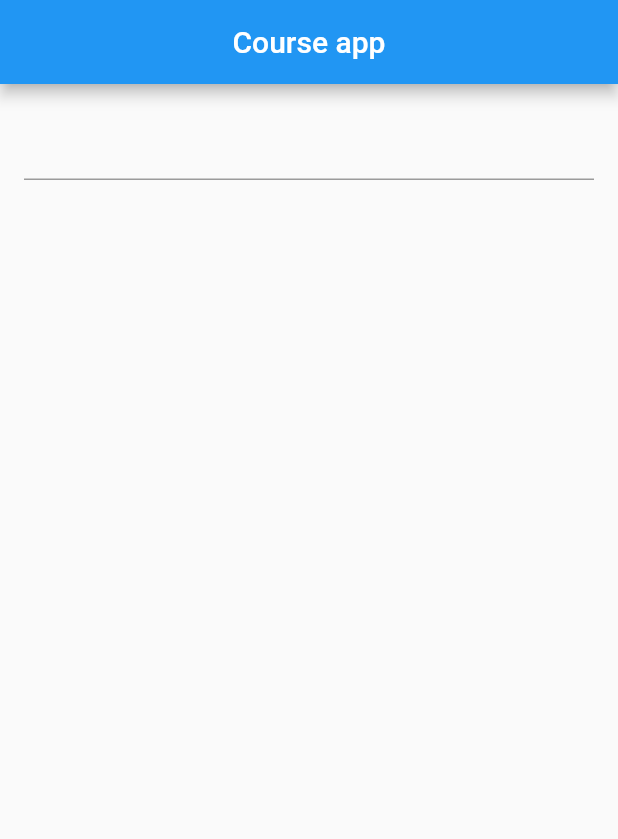
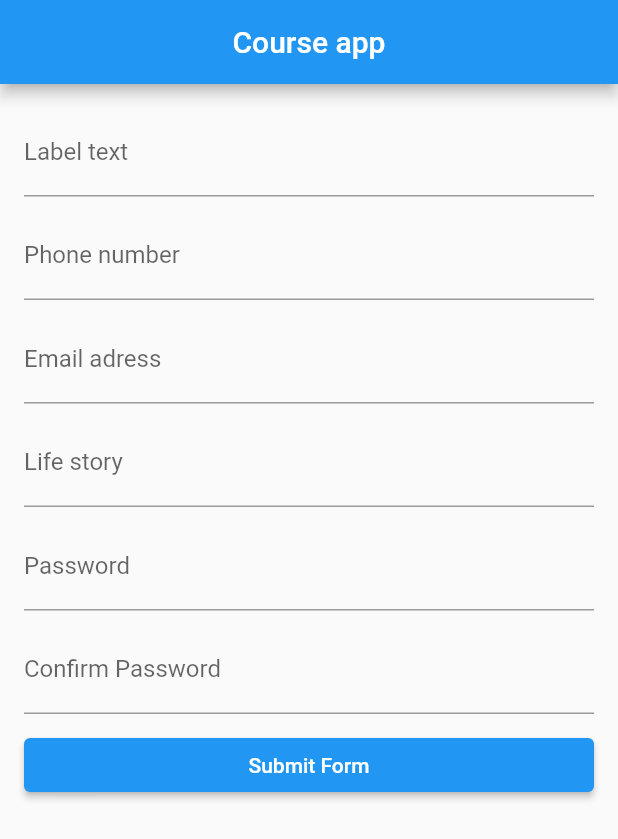
Before and after one commit to hardhill/course-flutter, a Flutter app: the screen it shows after launch, on a phone screen of 412 x 824 dp. Shown: the top 839 px of the screen. Run offline on Flutter 3.47's test engine with Material 2 defaults, Android fonts, the phone set to English and light mode, and no system bars.

Commit message:
form lesson

```diff
--- a/lib/main.dart
+++ b/lib/main.dart
@@ -40,7 +40,22 @@ class _bodyPageState extends State<_bodyPage> {
     return ListView(
       padding: EdgeInsets.all(16),
       children: [
-        TextFormField(),
+        TextField(
+          decoration: InputDecoration(labelText: "Label text"),
+        ),
+        SizedBox(height: 10,),
+        TextFormField(decoration: InputDecoration(labelText: "Phone number"),),
+        SizedBox(height: 10,),
+        TextFormField(decoration: InputDecoration(labelText: "Email adress"),),
+        SizedBox(height: 10,),
+        TextFormField(decoration: InputDecoration(labelText: "Life story"),),
+        SizedBox(height: 10,),
+        TextFormField(decoration: InputDecoration(labelText: "Password"),),
+        SizedBox(height: 10,),
+        TextFormField(decoration: InputDecoration(labelText: "Confirm Password"),),
+        SizedBox(height: 10,),
+        ElevatedButton(onPressed: (){},
+            child: Text("Submit Form"))
       ],
     );
   }
```
